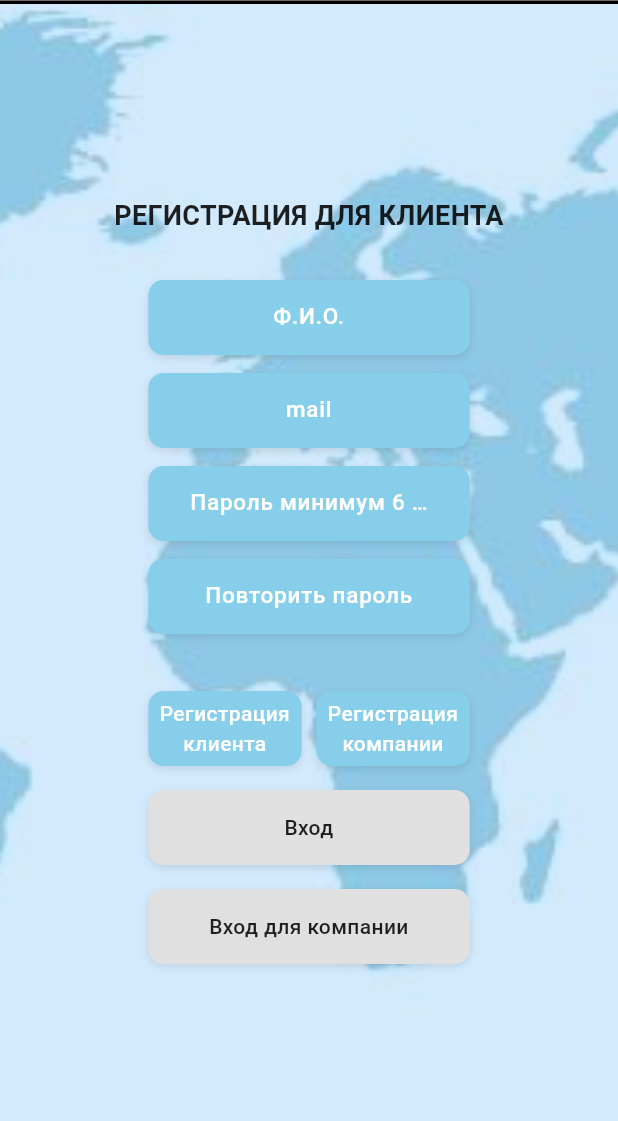
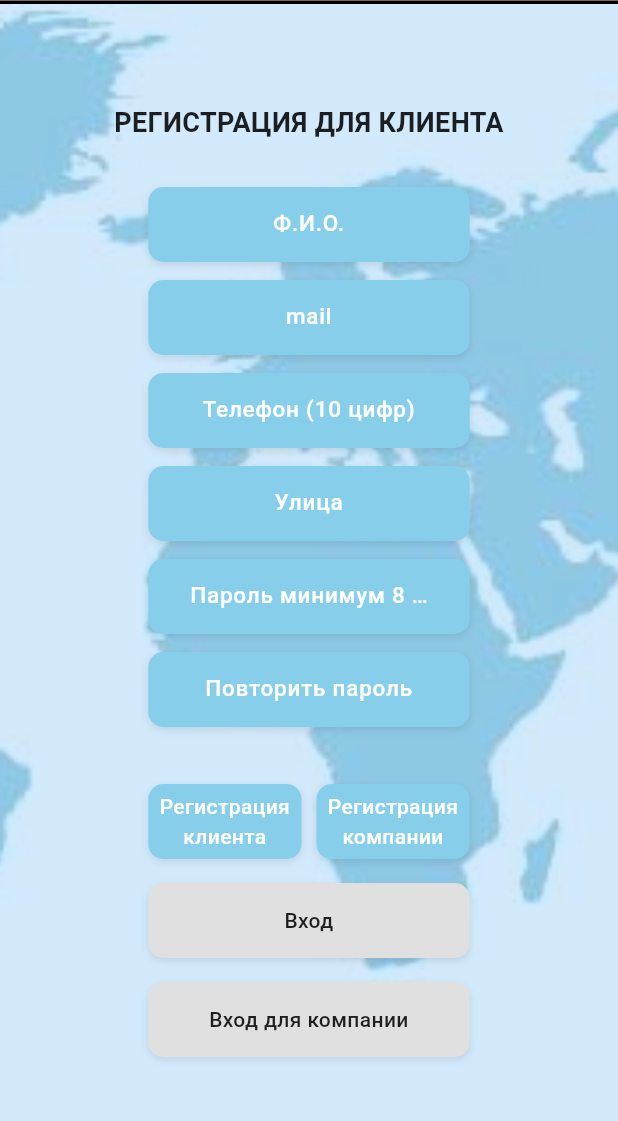
Before and after one commit to som1one/Choice, a Flutter app: the screen it shows after launch, on a phone screen of 412 x 824 dp, the part 80-1201 px from its top. Run offline on Flutter 3.47's test engine with Material 3 defaults, Android fonts, the phone set to English and light mode, and no system bars; our stand-ins replace file_picker, image_picker, permission_handler, shared_preferences, speech_to_text; accounts and stored records are empty.

Commit message:
Point Flutter app to new backend host and align remote API with FastAPI services

```diff
--- a/client_app_flutter/lib/screens/client_registration_screen.dart
+++ b/client_app_flutter/lib/screens/client_registration_screen.dart
@@ -18,6 +18,8 @@ class ClientRegistrationScreen extends StatefulWidget {
 class _ClientRegistrationScreenState extends State<ClientRegistrationScreen> {
   final TextEditingController _nameController = TextEditingController();
   final TextEditingController _emailController = TextEditingController();
+  final TextEditingController _phoneController = TextEditingController();
+  final TextEditingController _streetController = TextEditingController();
   final TextEditingController _passwordController = TextEditingController();
   final TextEditingController _confirmPasswordController = TextEditingController();
 
@@ -46,6 +48,8 @@ class _ClientRegistrationScreenState extends State<ClientRegistrationScreen> {
     // Добавляем слушатели для отслеживания изменений
     _nameController.addListener(_onFieldChanged);
     _emailController.addListener(_onFieldChanged);
+    _phoneController.addListener(_onFieldChanged);
+    _streetController.addListener(_onFieldChanged);
     _passwordController.addListener(_onFieldChanged);
     _confirmPasswordController.addListener(_onFieldChanged);
   }
@@ -57,6 +61,8 @@ class _ClientRegistrationScreenState extends State<ClientRegistrationScreen> {
   bool _areAllFieldsFilled() {
     return _nameController.text.isNotEmpty &&
         _emailController.text.isNotEmpty &&
+        _phoneController.text.isNotEmpty &&
+        _streetController.text.isNotEmpty &&
         _passwordController.text.isNotEmpty &&
         _confirmPasswordController.text.isNotEmpty;
   }
@@ -66,7 +72,13 @@ class _ClientRegistrationScreenState extends State<ClientRegistrationScreen> {
   }
 
   bool _isValidPassword(String password) {
-    return password.length >= 6;
+    // На бэке min_length=8
+    return password.length >= 8;
+  }
+
+  bool _isValidPhone(String phone) {
+    final digits = phone.replaceAll(RegExp(r'\\D'), '');
+    return RegExp(r'^\\d{10}$').hasMatch(digits);
   }
 
   bool _passwordsMatch() {
@@ -93,7 +105,14 @@ class _ClientRegistrationScreenState extends State<ClientRegistrationScreen> {
     // Валидация пароля
     if (!_isValidPassword(_passwordController.text)) {
       ScaffoldMessenger.of(context).showSnackBar(
-        const SnackBar(content: Text('Пароль должен содержать минимум 6 символов')),
+        const SnackBar(content: Text('Пароль должен содержать минимум 8 символов')),
+      );
+      return;
+    }
+
+    if (!_isValidPhone(_phoneController.text)) {
+      ScaffoldMessenger.of(context).showSnackBar(
+        const SnackBar(content: Text('Телефон должен содержать 10 цифр')),
       );
       return;
     }
@@ -112,6 +131,8 @@ class _ClientRegistrationScreenState extends State<ClientRegistrationScreen> {
       email: _emailController.text,
       password: _passwordController.text,
       city: _selectedCity,
+      street: _streetController.text,
+      phoneNumber: _phoneController.text.replaceAll(RegExp(r'\\D'), ''),
     );
 
     // Переход на главный экран
@@ -126,10 +147,14 @@ class _ClientRegistrationScreenState extends State<ClientRegistrationScreen> {
   void dispose() {
     _nameController.removeListener(_onFieldChanged);
     _emailController.removeListener(_onFieldChanged);
+    _phoneController.removeListener(_onFieldChanged);
+    _streetController.removeListener(_onFieldChanged);
     _passwordController.removeListener(_onFieldChanged);
     _confirmPasswordController.removeListener(_onFieldChanged);
     _nameController.dispose();
     _emailController.dispose();
+    _phoneController.dispose();
+    _streetController.dispose();
     _passwordController.dispose();
     _confirmPasswordController.dispose();
     super.dispose();
@@ -260,7 +285,15 @@ class _ClientRegistrationScreenState extends State<ClientRegistrationScreen> {
                   ),
                   SizedBox(
                     width: MediaQuery.of(context).size.width * 0.52,
-                    child: _buildTextField(_passwordController, 'Пароль минимум 6 знаков', isPassword: true),
+                    child: _buildTextField(_phoneController, 'Телефон (10 цифр)'),
+                  ),
+                  SizedBox(
+                    width: MediaQuery.of(context).size.width * 0.52,
+                    child: _buildTextField(_streetController, 'Улица'),
+                  ),
+                  SizedBox(
+                    width: MediaQuery.of(context).size.width * 0.52,
+                    child: _buildTextField(_passwordController, 'Пароль минимум 8 знаков', isPassword: true),
                   ),
                   SizedBox(
                     width: MediaQuery.of(context).size.width * 0.52,
--- a/client_app_flutter/lib/services/api_config.dart
+++ b/client_app_flutter/lib/services/api_config.dart
@@ -1,11 +1,27 @@
 class ApiConfig {
   // Включается через: flutter run --dart-define=USE_REMOTE_API=true
   static const bool useRemoteApi =
-      bool.fromEnvironment('USE_REMOTE_API', defaultValue: false);
+      bool.fromEnvironment('USE_REMOTE_API', defaultValue: true);
 
-  // Базовый URL через: --dart-define=API_BASE_URL=https://api.example.com
-  static const String baseUrl =
-      String.fromEnvironment('API_BASE_URL', defaultValue: '');
+  // Хост бэка (IP/домен) через: --dart-define=API_HOST=77.95.203.148
+  static const String host =
+      String.fromEnvironment('API_HOST', defaultValue: '77.95.203.148');
 
-  static bool get isConfigured => useRemoteApi && baseUrl.trim().isNotEmpty;
+  // Схема через: --dart-define=API_SCHEME=http|https
+  static const String scheme =
+      String.fromEnvironment('API_SCHEME', defaultValue: 'http');
+
+  static String _serviceBaseUrl(int port) => '$scheme://$host:$port';
+
+  // Микросервисы (порты соответствуют backend_fastapi/start_all.sh)
+  static String get authBaseUrl => _serviceBaseUrl(8001);
+  static String get clientBaseUrl => _serviceBaseUrl(8002);
+  static String get companyBaseUrl => _serviceBaseUrl(8003);
+  static String get categoryBaseUrl => _serviceBaseUrl(8004);
+  static String get orderingBaseUrl => _serviceBaseUrl(8005);
+  static String get chatBaseUrl => _serviceBaseUrl(8006);
+  static String get reviewBaseUrl => _serviceBaseUrl(8007);
+  static String get fileBaseUrl => _serviceBaseUrl(8008);
+
+  static bool get isConfigured => useRemoteApi && host.trim().isNotEmpty;
 }
--- a/client_app_flutter/lib/services/auth_service.dart
+++ b/client_app_flutter/lib/services/auth_service.dart
@@ -92,6 +92,8 @@ class AuthService {
     required String email,
     required String password,
     required String city,
+    required String street,
+    required String phoneNumber,
   }) async {
     String? remoteToken;
     if (ApiConfig.isConfigured) {
@@ -100,6 +102,8 @@ class AuthService {
         email: email,
         password: password,
         city: city,
+        street: street,
+        phoneNumber: phoneNumber,
       );
       if (remoteResult != null && !remoteResult.success) {
         return;
@@ -113,6 +117,8 @@ class AuthService {
       'email': email.trim().toLowerCase(),
       'password': _hashPassword(password),
       'city': city,
+      'street': street.trim(),
+      'phoneNumber': phoneNumber.trim(),
     });
     await prefs.setString(_clientCredentialsKey, payload);
     if (remoteToken != null && remoteToken.isNotEmpty) {
@@ -187,6 +193,9 @@ class AuthService {
     required String inn,
     required String email,
     required String password,
+    required String city,
+    required String street,
+    required String phoneNumber,
   }) async {
     String? remoteToken;
     if (ApiConfig.isConfigured) {
@@ -195,6 +204,9 @@ class AuthService {
         inn: inn,
         email: email,
         password: password,
+        city: city,
+        street: street,
+        phoneNumber: phoneNumber,
       );
       if (remoteResult != null && !remoteResult.success) {
         return;
@@ -208,6 +220,9 @@ class AuthService {
       'inn': inn.trim(),
       'email': email.trim().toLowerCase(),
       'password': _hashPassword(password),
+      'city': city.trim(),
+      'street': street.trim(),
+      'phoneNumber': phoneNumber.trim(),
     });
     await prefs.setString(_companyCredentialsKey, payload);
     if (remoteToken != null && remoteToken.isNotEmpty) {
```
Also changed, not shown: client_app_flutter/lib/constants/categories.dart (added, +21 -0 lines), client_app_flutter/lib/screens/company_registration_screen.dart (+38 -3 lines), client_app_flutter/lib/services/api_client.dart (+24 -9 lines), client_app_flutter/lib/services/auth_token_store.dart (added, +16 -0 lines), client_app_flutter/lib/services/inquiry_service.dart (+10 -3 lines), client_app_flutter/lib/services/remote_auth_service.dart (+35 -15 lines), client_app_flutter/lib/services/remote_inquiry_service.dart (+62 -17 lines).
